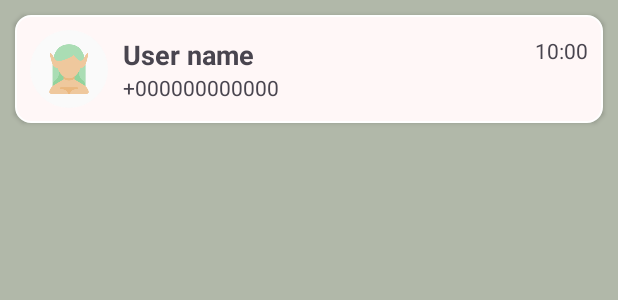
After one commit to djixx/LeafingApp, an Android app: the layout recent_chat_recycler_row.xml on its own in the app's theme, with its tools: preview values and no code run, on a phone screen of 412 x 824 dp. The commit adds this screen. Shown: the top 300 px of the screen. Run offline under Robolectric (Android 15) with nearby library versions, the light colour scheme and no system bars.

Commit message:
Display Message Chat

```diff
--- a/app/src/main/java/com/example/leafingapp/utils/FirebaseUtil.java
+++ b/app/src/main/java/com/example/leafingapp/utils/FirebaseUtil.java
@@ -6,6 +6,7 @@ import com.google.firebase.firestore.CollectionReference;
 import com.google.firebase.firestore.DocumentReference;
 import com.google.firebase.firestore.FirebaseFirestore;
 import com.google.firebase.firestore.Query;
+
 
 import java.text.SimpleDateFormat;
 import java.util.List;
@@ -25,7 +26,6 @@ public class FirebaseUtil {
     public static DocumentReference currentUserDetails(){
         return FirebaseFirestore.getInstance().collection("users").document(currentUserId());
     }
-
 
     public static CollectionReference allUserCollectionReference(){
         return FirebaseFirestore.getInstance().collection("users");
@@ -66,8 +66,8 @@ public class FirebaseUtil {
     public static void logout(){
         FirebaseAuth.getInstance().signOut();
     }
-
-   /* public static StorageReference  getCurrentProfilePicStorageRef(){
+/*
+   public static StorageReference  getCurrentProfilePicStorageRef(){
         return FirebaseStorage.getInstance().getReference().child("profile_pic")
                 .child(FirebaseUtil.currentUserId());
     }
--- /dev/null
+++ b/app/src/main/res/layout/recent_chat_recycler_row.xml
@@ -0,0 +1,47 @@
+<?xml version="1.0" encoding="utf-8"?>
+<LinearLayout xmlns:android="http://schemas.android.com/apk/res/android"
+    android:layout_width="match_parent"
+    android:layout_height="wrap_content"
+    xmlns:tools="http://schemas.android.com/tools"
+    android:background="@drawable/edit_text_rounded_corner"
+    android:layout_margin="10dp"
+    android:elevation="2dp">
+
+    <include layout="@layout/profile_picture"
+        android:layout_width="52dp"
+        android:layout_height="52dp"
+        android:layout_gravity="center"
+        android:layout_margin="10dp"
+        />
+
+    <LinearLayout
+        android:layout_width="match_parent"
+        android:layout_height="wrap_content"
+        android:orientation="vertical"
+        android:layout_gravity="center">
+        <RelativeLayout
+            android:layout_width="match_parent"
+            android:layout_height="wrap_content">
+            <TextView
+                android:layout_width="wrap_content"
+                android:layout_height="wrap_content"
+                tools:text="User name"
+                android:textSize="18sp"
+                android:textStyle="bold"
+                android:id="@+id/user_name_text"/>
+            <TextView
+                android:layout_width="wrap_content"
+                android:layout_height="wrap_content"
+                tools:text="10:00"
+                android:layout_alignParentEnd="true"
+                android:layout_marginEnd="10dp"
+                android:id="@+id/last_message_time_text"/>
+        </RelativeLayout>
+
+        <TextView
+            android:layout_width="wrap_content"
+            android:layout_height="wrap_content"
+            tools:text="+000000000000"
+            android:id="@+id/last_message_text"/>
+    </LinearLayout>
+</LinearLayout>
--- a/app/src/main/res/values/colors.xml
+++ b/app/src/main/res/values/colors.xml
@@ -9,7 +9,7 @@
     <color name="off_white">#FAFAFA</color>
     <color name="light_gray">#C3C3C3</color>
 
-    <color name="chat_color_sender">#1E88E5</color>
+    <color name="chat_color_sender">#9537E6</color>
     <color name="chat_color_receiver">#7CB342</color>
 
 </resources>
```
Also changed, not shown: app/src/main/java/com/example/leafingapp/Chat.java (+125 -2 lines), app/src/main/java/com/example/leafingapp/ChatFragment.java (+57 -4 lines), app/src/main/java/com/example/leafingapp/adapter/ChatRecyclerAdapter.java (added, +63 -0 lines), app/src/main/java/com/example/leafingapp/adapter/RecentChatRecyclerAdapter.java (added, +93 -0 lines), app/src/main/java/com/example/leafingapp/model/ChatMessageModel.java (added, +41 -0 lines), app/src/main/res/layout/chat_message_recycler_row.xml (added, +41 -0 lines).
